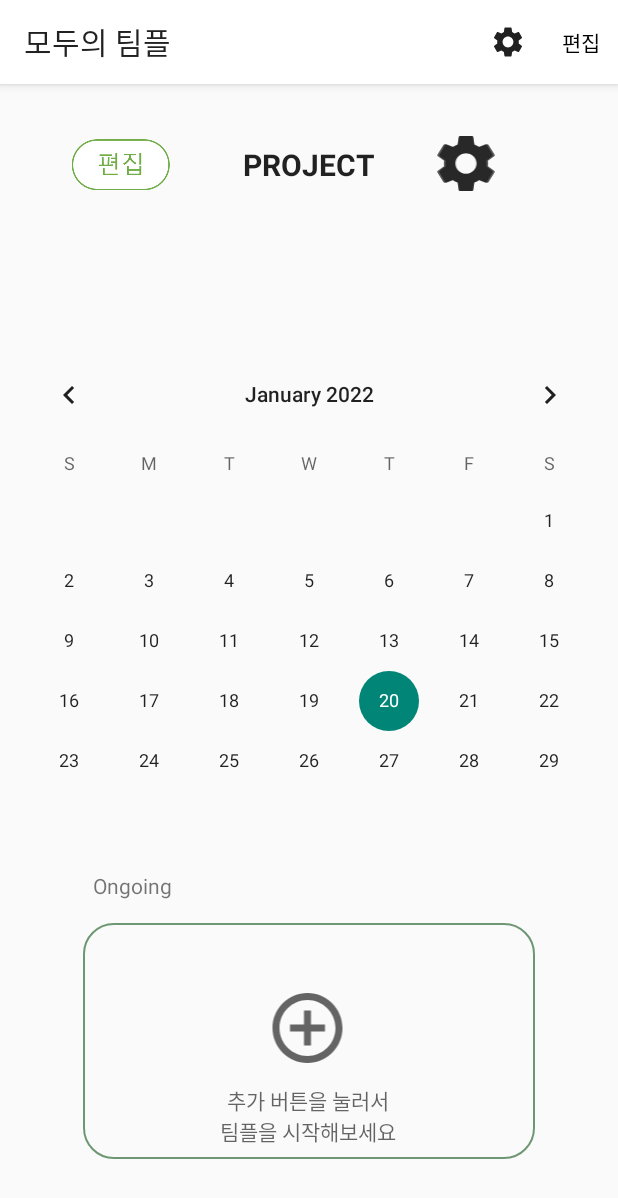
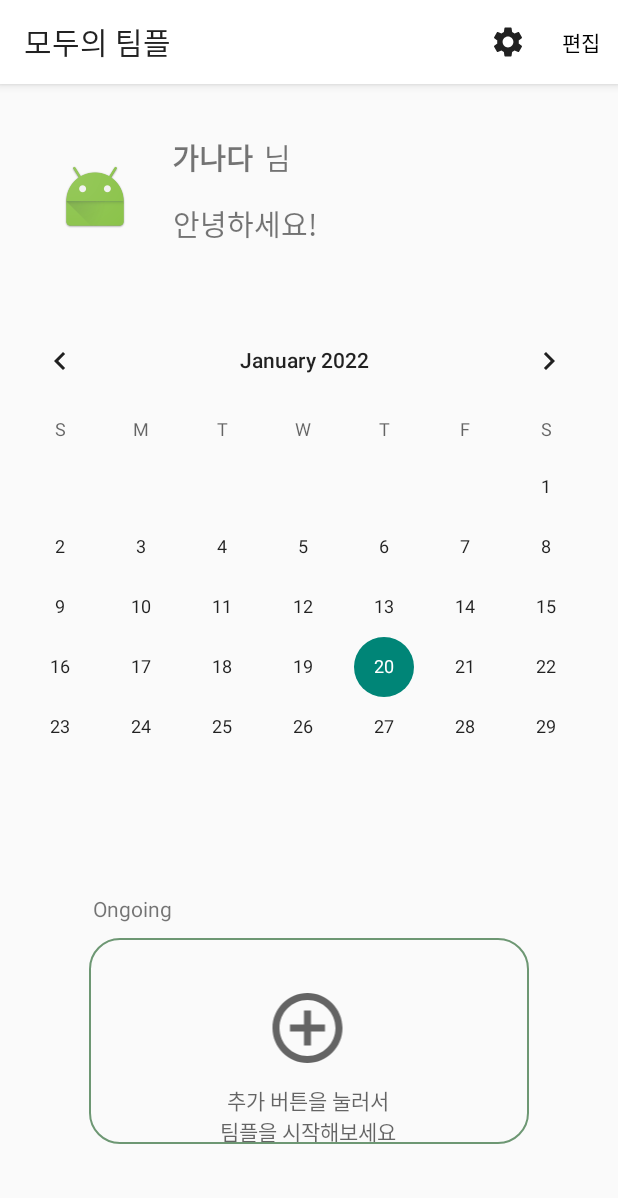
Before and after one commit to 8hojung24/Android_EveryTeamProject, an Android app: the screen it shows after launch (MainActivity), on a phone screen of 412 x 824 dp. Shown: the top 1198 px of the screen. Run offline under Robolectric (Android 15) with nearby library versions, the phone set to English and light mode, and no system bars.

Commit message:
Initial commit

```diff
--- a/app/src/main/java/com/example/everyteamproject/MainActivity.kt
+++ b/app/src/main/java/com/example/everyteamproject/MainActivity.kt
@@ -4,10 +4,7 @@ import android.os.Bundle
 import android.view.Menu
 import android.view.MenuItem
 import android.view.View
-import android.widget.Button
-import android.widget.ImageView
-import android.widget.TextView
-import android.widget.Toolbar
+import android.widget.*
 import androidx.appcompat.app.AppCompatActivity
 
 /* <solid android:color="#6D9773" /> // 배경색 */
@@ -19,6 +16,10 @@ class MainActivity : AppCompatActivity() {
     lateinit var backButton: Button
     lateinit var addView: ImageView
     lateinit var explainText: TextView
+    lateinit var calendarView: CalendarView
+
+    var fname: String = ""
+    var str: String = ""
 
     override fun onCreate(savedInstanceState: Bundle?) {
         super.onCreate(savedInstanceState)
@@ -28,26 +29,49 @@ class MainActivity : AppCompatActivity() {
         backButton = findViewById(R.id.backButton)
         addView = findViewById(R.id.addView)
         explainText = findViewById(R.id.explainText)
+        calendarView = findViewById(R.id.calendarView)
 
         /*
         addView.bringToFront()
         explainText.bringToFront()
         */
 
+        /*
+        calendarView.setOnDateChangeListener { view, year, month, dayOfMonth ->
+// 달력 날짜가 선택되면
+            diaryTextView.visibility = View.VISIBLE // 해당 날짜가 뜨는 textView가 Visible
+            save_Btn.visibility = View.VISIBLE // 저장 버튼이 Visible
+            contextEditText.visibility = View.VISIBLE // EditText가 Visible
+            textView2.visibility = View.INVISIBLE // 저장된 일기 textView가 Invisible
+            cha_Btn.visibility = View.INVISIBLE // 수정 Button이 Invisible
+            del_Btn.visibility = View.INVISIBLE // 삭제 Button이 Invisible
+
+            diaryTextView.text = String.format("%d / %d / %d", year, month + 1, dayOfMonth)
+// 날짜를 보여주는 텍스트에 해당 날짜를 넣는다.
+            contextEditText.setText("") // EditText에 공백값 넣기
+
+            checkedDay(year, month, dayOfMonth) // checkedDay 메소드 호출
+
+
+        }
+        */
+
     }
+
 
     // 하단 소프트키 없애기 (몰입모드)
     override fun onWindowFocusChanged(hasFocus: Boolean) {
         super.onWindowFocusChanged(hasFocus)
         if (hasFocus) {
-            window.decorView.systemUiVisibility = (View.SYSTEM_UI_FLAG_LAYOUT_STABLE
-                    or View.SYSTEM_UI_FLAG_LAYOUT_HIDE_NAVIGATION
+            window.decorView.systemUiVisibility = (
+                    View.SYSTEM_UI_FLAG_LAYOUT_HIDE_NAVIGATION
                     or View.SYSTEM_UI_FLAG_LAYOUT_FULLSCREEN
                     or View.SYSTEM_UI_FLAG_HIDE_NAVIGATION
                     or View.SYSTEM_UI_FLAG_FULLSCREEN
                     or View.SYSTEM_UI_FLAG_IMMERSIVE_STICKY)
         }
     }
+
 
     // 메뉴바 -> 몰입모드 실행 시 필요 X
     override fun onCreateOptionsMenu(menu: Menu?): Boolean {
--- a/app/src/main/res/layout/activity_main.xml
+++ b/app/src/main/res/layout/activity_main.xml
@@ -6,6 +6,88 @@
     android:layout_width="match_parent"
     android:layout_height="match_parent"
     tools:context=".MainActivity">
+
+    <CalendarView
+        android:id="@+id/calendarView"
+        android:layout_width="419dp"
+        android:layout_height="307dp"
+        android:layout_marginBottom="100dp"
+        app:layout_constraintBottom_toTopOf="@+id/addView"
+        app:layout_constraintEnd_toEndOf="parent"
+        app:layout_constraintHorizontal_bias="1.0"
+        app:layout_constraintStart_toStartOf="parent"
+        app:layout_constraintTop_toBottomOf="@+id/textView7" />
+
+    <ImageView
+        android:id="@+id/imageView"
+        android:layout_width="wrap_content"
+        android:layout_height="wrap_content"
+        android:layout_marginStart="39dp"
+        app:layout_constraintBottom_toTopOf="@+id/calendarView"
+        app:layout_constraintStart_toStartOf="parent"
+        app:layout_constraintTop_toTopOf="parent"
+        app:srcCompat="@android:mipmap/sym_def_app_icon" />
+
+    <TextView
+        android:id="@+id/textView5"
+        android:layout_width="wrap_content"
+        android:layout_height="wrap_content"
+        android:layout_marginStart="27dp"
+        android:layout_marginTop="20dp"
+        android:fontFamily="sans-serif-black"
+        android:text="가나다"
+        android:textSize="19sp"
+        android:textStyle="bold"
+        app:layout_constraintBottom_toTopOf="@+id/textView7"
+        app:layout_constraintStart_toEndOf="@+id/imageView"
+        app:layout_constraintTop_toTopOf="parent" />
+
+    <TextView
+        android:id="@+id/textView6"
+        android:layout_width="wrap_content"
+        android:layout_height="wrap_content"
+        android:layout_marginStart="7dp"
+        android:layout_marginTop="20dp"
+        android:text="님"
+        android:textSize="19sp"
+        app:layout_constraintBottom_toTopOf="@+id/textView7"
+        app:layout_constraintStart_toEndOf="@+id/textView5"
+        app:layout_constraintTop_toTopOf="parent" />
+
+    <TextView
+        android:id="@+id/textView7"
+        android:layout_width="wrap_content"
+        android:layout_height="wrap_content"
+        android:layout_marginStart="28dp"
+        android:layout_marginTop="35dp"
+        android:text="안녕하세요!"
+        android:textSize="19sp"
+        app:layout_constraintBottom_toTopOf="@+id/calendarView"
+        app:layout_constraintStart_toEndOf="@+id/imageView"
+        app:layout_constraintTop_toTopOf="parent" />
+
+    <TextView
+        android:id="@+id/Ongoing"
+        android:layout_width="wrap_content"
+        android:layout_height="wrap_content"
+        android:layout_marginStart="70dp"
+        android:layout_marginEnd="306dp"
+        android:layout_marginBottom="10dp"
+        android:text="Ongoing"
+        app:layout_constraintBottom_toTopOf="@+id/backButton"
+        app:layout_constraintEnd_toEndOf="parent"
+        app:layout_constraintStart_toStartOf="parent" />
+
+    <ImageView
+        android:id="@+id/addView"
+        android:layout_width="74dp"
+        android:layout_height="56dp"
+        android:layout_marginBottom="10dp"
+        app:layout_constraintBottom_toTopOf="@+id/explainText"
+        app:layout_constraintEnd_toEndOf="parent"
+        app:layout_constraintHorizontal_bias="0.498"
+        app:layout_constraintStart_toStartOf="parent"
+        app:srcCompat="@drawable/ic_baseline_add_circle_outline_24" />
 
     <TextView
         android:id="@+id/explainText"
@@ -23,70 +105,10 @@
         app:layout_constraintTop_toTopOf="parent"
         app:layout_constraintVertical_bias="0.912" />
 
-    <ImageView
-        android:id="@+id/addView"
-        android:layout_width="74dp"
-        android:layout_height="56dp"
-        android:layout_marginBottom="10dp"
-        app:layout_constraintBottom_toTopOf="@+id/explainText"
-        app:layout_constraintEnd_toEndOf="parent"
-        app:layout_constraintHorizontal_bias="0.498"
-        app:layout_constraintStart_toStartOf="parent"
-        app:srcCompat="@drawable/ic_baseline_add_circle_outline_24" />
-
-    <ImageView
-        android:id="@+id/editView"
-        android:layout_width="wrap_content"
-        android:layout_height="wrap_content"
-        app:layout_constraintEnd_toStartOf="@+id/projectText"
-        app:layout_constraintStart_toStartOf="parent"
-        app:layout_constraintTop_toTopOf="parent"
-        app:srcCompat="@mipmap/ic_launcher_foreground" />
-
-    <TextView
-        android:id="@+id/projectText"
-        android:layout_width="wrap_content"
-        android:layout_height="wrap_content"
-        android:layout_marginTop="40dp"
-        android:layout_marginEnd="10dp"
-        android:fontFamily="sans-serif"
-        android:text="PROJECT"
-        android:textAlignment="center"
-        android:textAppearance="@style/TextAppearance.AppCompat.Body2"
-        android:textSize="20sp"
-        android:textStyle="bold"
-        app:layout_constraintEnd_toStartOf="@+id/settingView"
-        app:layout_constraintStart_toEndOf="@+id/editView"
-        app:layout_constraintTop_toTopOf="parent" />
-
-    <ImageView
-        android:id="@+id/settingView"
-        android:layout_width="49dp"
-        android:layout_height="46dp"
-        android:layout_marginTop="30dp"
-        android:layout_marginEnd="50dp"
-        android:background="@drawable/ic_baseline_settings_24"
-        app:layout_constraintEnd_toEndOf="parent"
-        app:layout_constraintStart_toEndOf="@+id/projectText"
-        app:layout_constraintTop_toTopOf="parent"
-        app:srcCompat="@drawable/ic_baseline_settings_24" />
-
-    <CalendarView
-        android:id="@+id/calendarView"
-        android:layout_width="414dp"
-        android:layout_height="284dp"
-        android:layout_marginBottom="40dp"
-        app:layout_constraintBottom_toTopOf="@+id/addView"
-        app:layout_constraintEnd_toEndOf="parent"
-        app:layout_constraintHorizontal_bias="0.989"
-        app:layout_constraintStart_toStartOf="parent"
-        app:layout_constraintTop_toBottomOf="@+id/projectText"
-        app:layout_constraintVertical_bias="0.504" />
-
     <Button
         android:id="@+id/backButton"
-        android:layout_width="301dp"
-        android:layout_height="157dp"
+        android:layout_width="293dp"
+        android:layout_height="137dp"
         android:layout_marginTop="50dp"
         android:background="@drawable/shape"
         app:layout_constraintBottom_toBottomOf="parent"
@@ -94,16 +116,4 @@
         app:layout_constraintStart_toStartOf="parent"
         app:layout_constraintTop_toBottomOf="@+id/calendarView" />
 
-    <TextView
-        android:id="@+id/Ongoing"
-        android:layout_width="wrap_content"
-        android:layout_height="wrap_content"
-        android:layout_marginStart="70dp"
-        android:layout_marginEnd="306dp"
-        android:layout_marginBottom="15dp"
-        android:text="Ongoing"
-        app:layout_constraintBottom_toTopOf="@+id/backButton"
-        app:layout_constraintEnd_toEndOf="parent"
-        app:layout_constraintStart_toStartOf="parent" />
-
 </androidx.constraintlayout.widget.ConstraintLayout>
```
